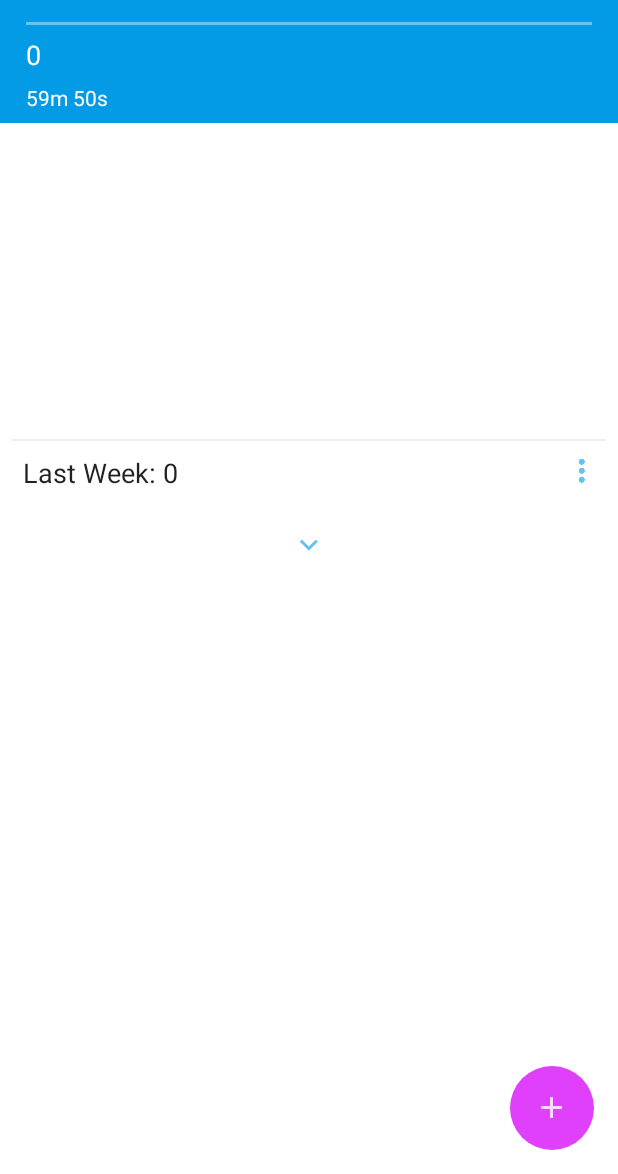
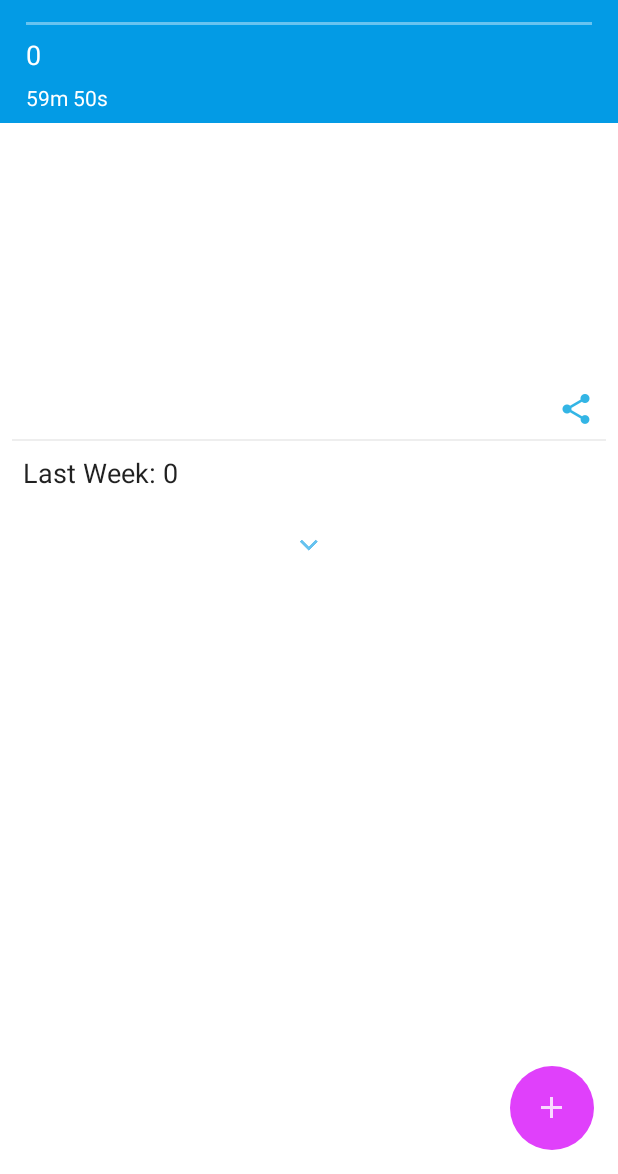
Before and after one commit to matgrioni/Rise-and-Shine, an Android app: the screen it shows after launch (MainActivity), scrolled down 490 dp, on a phone screen of 412 x 824 dp, the part 62-1236 px from its top. Run offline under Robolectric (Android 15) with nearby library versions, the phone set to English and light mode, and no system bars; 4 statements that could not run were skipped.

Commit message:
Changed overflow menu for cards to only share icon

```diff
--- a/app/src/main/java/com/grioni/app/screenwakecounter/TimeCardHolder.java
+++ b/app/src/main/java/com/grioni/app/screenwakecounter/TimeCardHolder.java
@@ -3,12 +3,10 @@ package com.grioni.app.screenwakecounter;
 import android.content.Context;
 import android.content.Intent;
 import android.support.v7.widget.RecyclerView;
-import android.view.MenuItem;
 import android.view.View;
 import android.view.ViewGroup;
 import android.view.animation.Animation;
 import android.widget.ImageView;
-import android.widget.PopupMenu;
 import android.widget.RelativeLayout;
 import android.widget.TextView;
 
@@ -65,9 +63,7 @@ public class TimeCardHolder extends RecyclerView.ViewHolder {
     public GraphView graph;
 
     public ImageView action;
-    public ImageView options;
-
-    public PopupMenu popupMenu;
+    public ImageView share;
 
     private TimeCard card;
     private TimeCardCache cache;
@@ -83,10 +79,7 @@ public class TimeCardHolder extends RecyclerView.ViewHolder {
         graph = (GraphView) parent.findViewById(R.id.graph);
 
         action = (ImageView) parent.findViewById(R.id.card_action);
-        options = (ImageView) parent.findViewById(R.id.card_options);
-
-        popupMenu = new PopupMenu(parent.getContext(), options);
-        popupMenu.inflate(R.menu.card_options);
+        share = (ImageView) parent.findViewById(R.id.card_options);
 
         baseContext = parent.getContext();
     }
@@ -107,20 +100,12 @@ public class TimeCardHolder extends RecyclerView.ViewHolder {
         });
 
         action.setOnClickListener(actionClicked);
-        options.setOnClickListener(new View.OnClickListener() {
+
+        share.setOnClickListener(new View.OnClickListener() {
             @Override
             public void onClick(View v) {
-                popupMenu.show();
-            }
-        });
-
-        popupMenu.setOnMenuItemClickListener(new PopupMenu.OnMenuItemClickListener() {
-            @Override
-            public boolean onMenuItemClick(MenuItem item) {
-                switch(item.getItemId()) {
-                    case R.id.card_share:
                 String shareText = "Screen was turned on " + cache.count + " times in the last ";
-                        if(card.backCount == 1)
+                if (card.backCount == 1)
                     shareText += card.interval.name().toLowerCase();
                 else
                     shareText += card.backCount + " " + card.interval.name().toLowerCase() + "s";
@@ -131,11 +116,6 @@ public class TimeCardHolder extends RecyclerView.ViewHolder {
                 shareIntent.setType("text/plain");
                 baseContext.startActivity(Intent.createChooser(shareIntent,
                         baseContext.getResources().getString(R.string.share_count)));
-
-                        return true;
-                }
-
-                return false;
             }
         });
     }
--- a/app/src/main/res/layout/time_card.xml
+++ b/app/src/main/res/layout/time_card.xml
@@ -50,10 +50,10 @@
         android:id="@+id/card_options"
         android:layout_width="wrap_content"
         android:layout_height="wrap_content"
-        android:layout_alignParentTop="true"
-        android:layout_alignParentRight="true"
+        android:layout_alignParentBottom="true"
+        android:layout_alignParentEnd="true"
         android:paddingTop="@dimen/time_card_overflow_padding_vertical"
         android:contentDescription="@string/card_options_desc"
-        android:src="@drawable/overflow"/>
+        android:src="@drawable/ic_share"/>
 
 </RelativeLayout>
```
Also changed, not shown: app/src/main/res/drawable-hdpi/ic_share.png (added), app/src/main/res/drawable-mdpi/ic_share.png (added), app/src/main/res/drawable-xhdpi/ic_share.png (added), app/src/main/res/drawable-xxhdpi/ic_share.png (added), app/src/main/res/drawable-xxxhdpi/ic_share.png (added). Lines whose indentation alone changed are shown as unchanged.
